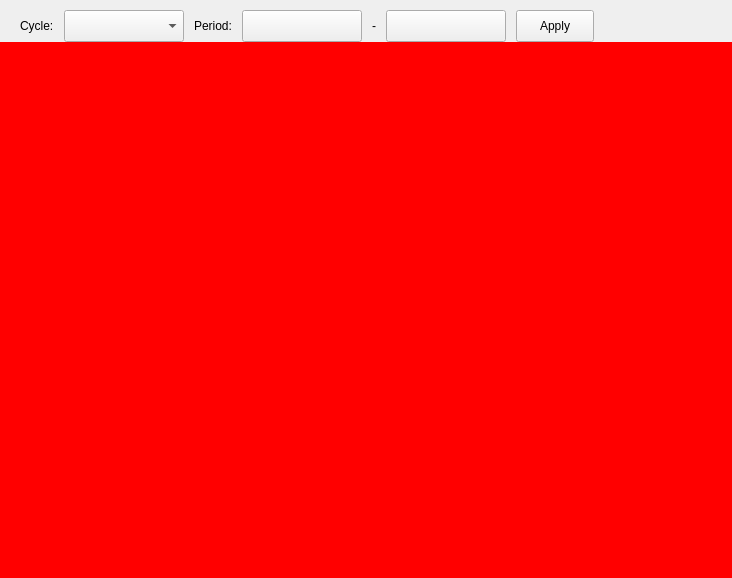
Qt form src/common/monitor-content.ui (openeuler-mirror/ks-scmc-gui) before a commit.
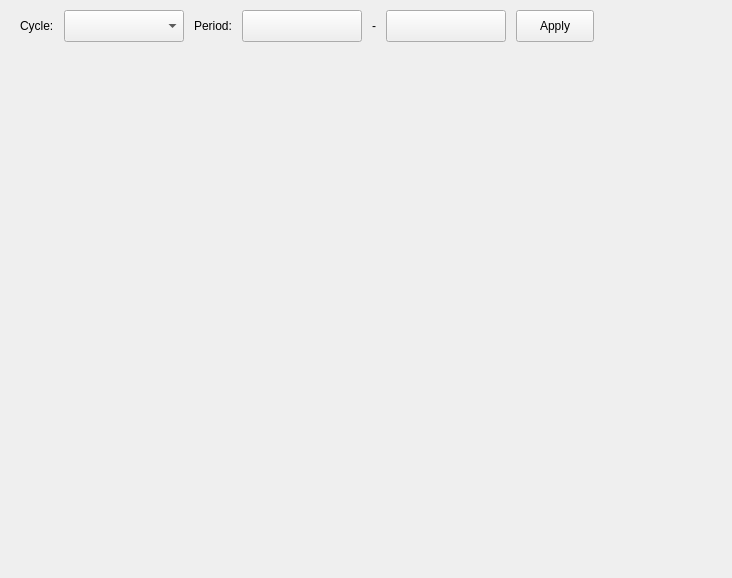
The same form after that commit. Custom widgets are drawn as their Qt base class.

The edit to the form file:
```diff
--- a/src/common/monitor-content.ui
+++ b/src/common/monitor-content.ui
@@ -192,6 +192,9 @@
    </item>
    <item>
     <widget class="QWidget" name="widget_content" native="true">
+     <property name="styleSheet">
+      <string notr="true"/>
+     </property>
      <layout class="QVBoxLayout" name="verticalLayout_2">
       <property name="spacing">
        <number>0</number>
@@ -210,6 +213,9 @@
       </property>
       <item>
        <widget class="QScrollArea" name="scrollArea">
+        <property name="styleSheet">
+         <string notr="true"> background:transparent;</string>
+        </property>
         <property name="frameShape">
          <enum>QFrame::NoFrame</enum>
         </property>
@@ -229,7 +235,7 @@
           </rect>
          </property>
          <property name="styleSheet">
-          <string notr="true">background:red;</string>
+          <string notr="true"/>
          </property>
         </widget>
        </widget>
```
